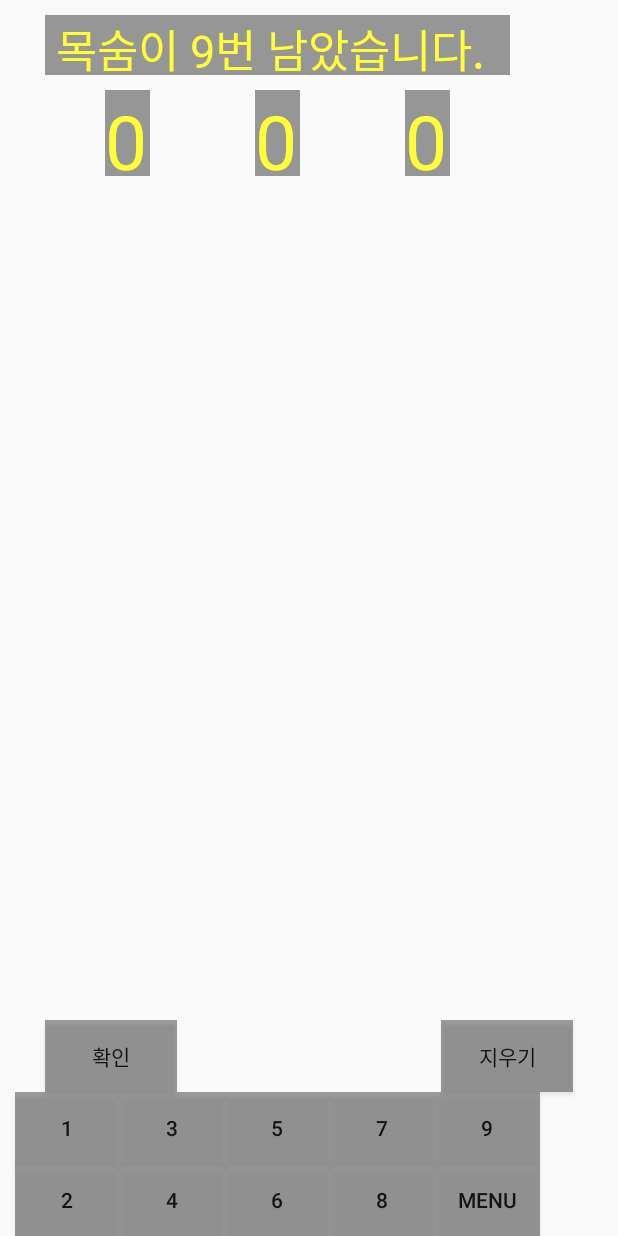
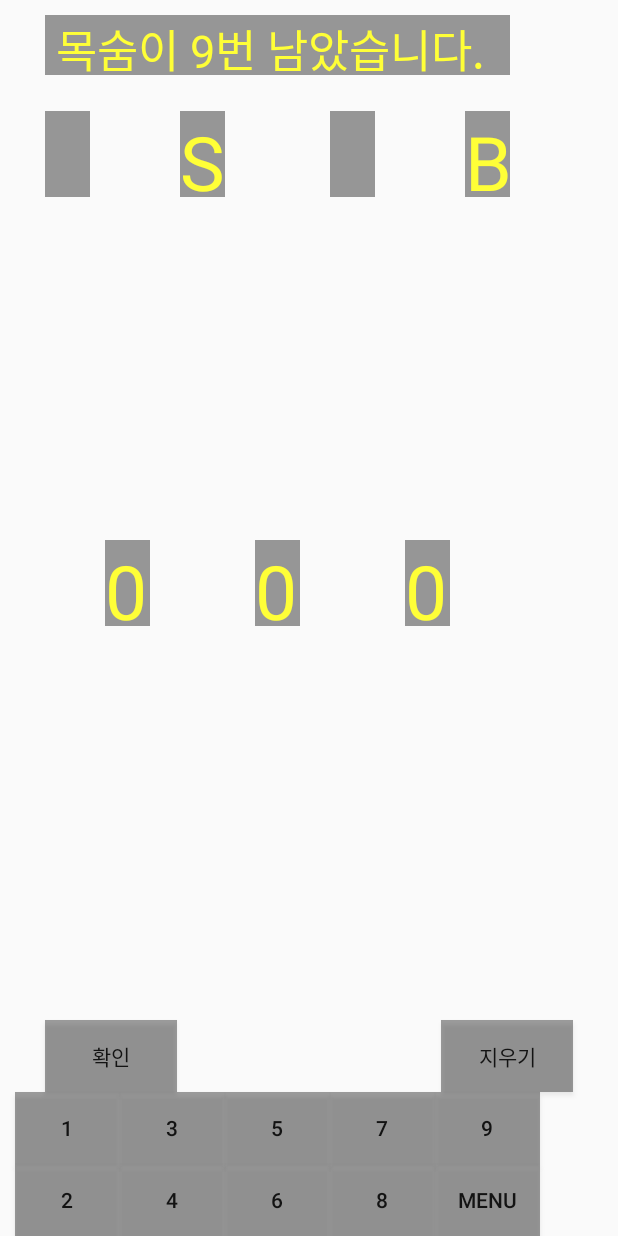
Before and after one commit to tlgj255/and_stu, an Android app: the game screen opened directly, with no data from a screen before it, on a phone screen of 412 x 824 dp. Run offline under Robolectric (Android 15) with nearby library versions, the phone set to English and light mode, and no system bars.

Commit message:
안드로이드 스튜디오 숫자야구(만드는 중) 도움말하고 게임배경만들기 애니매이션

```diff
--- a/app/src/main/java/com/example/tlqkf/homework/MainActivity.java
+++ b/app/src/main/java/com/example/tlqkf/homework/MainActivity.java
@@ -47,6 +47,7 @@ public class MainActivity extends AppCompatActivity {
         switch (v.getId()) {
             case R.id.button:
                 finish();
+                overridePendingTransition(R.anim.gone,R.anim.go);
                 startActivity(game);
                 break;
             case R.id.button3:
--- a/app/src/main/res/anim/go.xml
+++ b/app/src/main/res/anim/go.xml
@@ -1,7 +1,7 @@
 <?xml version="1.0" encoding="utf-8"?>
-<set xmlns:android="http://schemas.android.com/apk/res/android">
+<set xmlns:android="http://schemas.android.com/apk/res/android"
+    android:duration="200">
 <alpha
-   android:fromAlpha="0"
-    android:toAlpha="0"
-    />
+android:fromAlpha="1.0"
+    android:toAlpha="1.0"/>
 </set>
--- a/app/src/main/res/anim/gone.xml
+++ b/app/src/main/res/anim/gone.xml
@@ -1,7 +1,7 @@
 <?xml version="1.0" encoding="utf-8"?>
-<set xmlns:android="http://schemas.android.com/apk/res/android">
+<set xmlns:android="http://schemas.android.com/apk/res/android"
+    android:duration="200">
     <alpha
-        android:fromAlpha="0"
-       android:toAlpha="1"
-        />
+        android:fromAlpha="0.0"
+        android:toAlpha="1.0"/>
 </set>
--- a/app/src/main/res/layout/game.xml
+++ b/app/src/main/res/layout/game.xml
@@ -12,9 +12,10 @@
         <RelativeLayout
             android:layout_width="300dp"
             android:layout_height="170dp"
-            android:layout_centerVertical="true"
-            android:layout_centerHorizontal="true"
-            android:background="#FFFFFF">
+            android:background="#FFFFFF"
+            android:layout_marginTop="148dp"
+            android:layout_alignParentTop="true"
+            android:layout_centerHorizontal="true">
             <TextView
                 android:layout_width="300dp"
                 android:layout_height="60dp"
@@ -50,9 +51,10 @@
             <RelativeLayout
                 android:layout_width="300dp"
                 android:layout_height="170dp"
-                android:layout_centerVertical="true"
+                android:background="#FFFFFF"
+                android:layout_alignParentTop="true"
                 android:layout_centerHorizontal="true"
-                android:background="#FFFFFF">
+                android:layout_marginTop="146dp">
                 <TextView
                     android:layout_width="300dp"
                     android:layout_height="60dp"
@@ -219,7 +221,7 @@
     android:background="#66000000"
     android:textSize="50dp"
     android:id="@+id/f_n1"
-        android:layout_marginTop="60dp"
+    android:layout_marginTop="360dp"
     android:layout_marginLeft="70dp"
     android:visibility="visible"/>
 
@@ -231,9 +233,57 @@
         android:background="#66000000"
         android:textSize="50dp"
         android:id="@+id/f_n2"
-        android:layout_marginTop="60dp"
+        android:layout_marginTop="360dp"
         android:visibility="visible"
         android:layout_marginLeft="170dp" />
+    <TextView
+        android:layout_width="30dp"
+        android:layout_height="57dp"
+        android:text="S"
+        android:textColor="#FFFF37"
+        android:background="#66000000"
+        android:textSize="50dp"
+        android:id="@+id/f_n1_"
+        android:layout_marginTop="24dp"
+        android:visibility="visible"
+        android:layout_below="@+id/life"
+        android:layout_alignEnd="@+id/button7" />
+    <TextView
+        android:layout_width="30dp"
+        android:layout_height="57dp"
+        android:text=""
+        android:textColor="#FFFF37"
+        android:background="#66000000"
+        android:textSize="50dp"
+        android:id="@+id/f_n4_"
+        android:visibility="visible"
+        android:layout_alignTop="@+id/f_n1_"
+        android:layout_alignStart="@+id/life" />
+
+    <TextView
+        android:layout_width="30dp"
+        android:layout_height="57dp"
+        android:text=""
+        android:textColor="#FFFF37"
+        android:background="#66000000"
+        android:textSize="50dp"
+        android:id="@+id/f_n2_"
+        android:visibility="visible"
+        android:layout_alignTop="@+id/f_n3_"
+        android:layout_toEndOf="@+id/button8" />
+
+
+    <TextView
+        android:layout_width="30dp"
+        android:layout_height="57dp"
+        android:text="B"
+        android:textColor="#FFFF37"
+        android:background="#66000000"
+        android:textSize="50dp"
+        android:id="@+id/f_n3_"
+        android:visibility="visible"
+        android:layout_alignTop="@+id/f_n1_"
+        android:layout_alignEnd="@+id/life" />
 
 
     <TextView
@@ -244,7 +294,7 @@
         android:background="#66000000"
         android:textSize="50dp"
         android:id="@+id/f_n3"
-        android:layout_marginTop="60dp"
+        android:layout_marginTop="360dp"
         android:layout_marginLeft="270dp"
         android:visibility="visible"        />
 
@@ -268,4 +318,5 @@
         android:layout_alignTop="@+id/button14"
         android:onClick="onclick"
         android:layout_alignParentEnd="true" />
+
 </RelativeLayout>
```
Also changed, not shown: app/src/main/java/com/example/tlqkf/homework/game.java (+197 -48 lines). Lines whose indentation alone changed are shown as unchanged.
